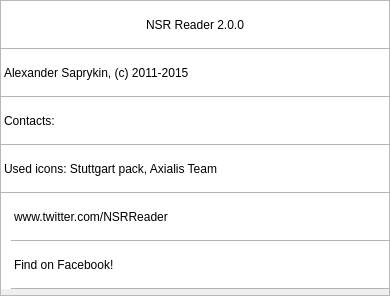
Before: the Qt Designer form nsraboutdialog.ui in saprykin/nsrreader-symbian-meego, drawn with Qt 5.
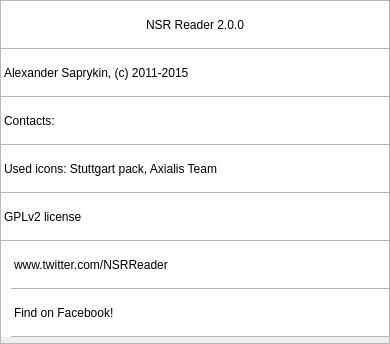
After: the same form once the commit is applied. Icons and pictures are not drawn. Custom widgets are drawn as their Qt base class.

Commit message: Add license note in About dialog

Diff of the .ui file:
```diff
--- a/nsraboutdialog.ui
+++ b/nsraboutdialog.ui
@@ -7,7 +7,7 @@
     <x>0</x>
     <y>0</y>
     <width>390</width>
-    <height>296</height>
+    <height>344</height>
    </rect>
   </property>
   <property name="windowTitle">
@@ -40,7 +40,7 @@
         <x>0</x>
         <y>0</y>
         <width>388</width>
-        <height>303</height>
+        <height>351</height>
        </rect>
       </property>
       <layout class="QVBoxLayout" name="verticalLayout">
@@ -190,6 +190,35 @@
          </property>
         </widget>
        </item>
+       <item>
+        <widget class="QLabel" name="licenseLabel">
+         <property name="sizePolicy">
+          <sizepolicy hsizetype="Expanding" vsizetype="Preferred">
+           <horstretch>0</horstretch>
+           <verstretch>0</verstretch>
+          </sizepolicy>
+         </property>
+         <property name="minimumSize">
+          <size>
+           <width>0</width>
+           <height>48</height>
+          </size>
+         </property>
+         <property name="styleSheet">
+          <string notr="true">QLabel {
+	background-color: white;
+	border: 1px solid rgba(180, 180, 180, 255);
+	border-right:none;
+	border-left:none;
+	border-top:none;
+	color: rgb(0, 0, 0);
+}</string>
+         </property>
+         <property name="text">
+          <string>GPLv2 license</string>
+         </property>
+        </widget>
+       </item>
        <item>
         <layout class="QHBoxLayout" name="horizontalLayout">
          <property name="spacing">
```
The commit also changes 3 other files.
